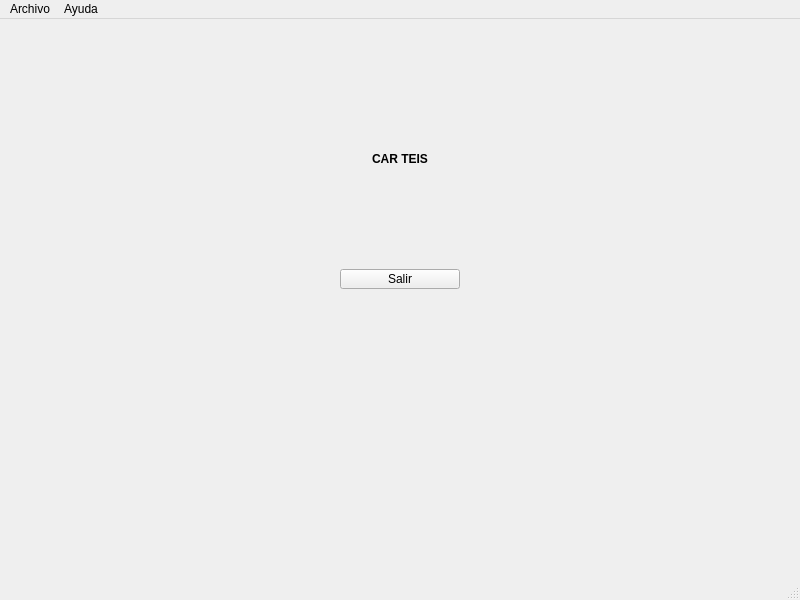
Above: sierraperez/MainWindow.ui from Sierrowsky/PyCharmProyects before the change. Below: the same form after it.
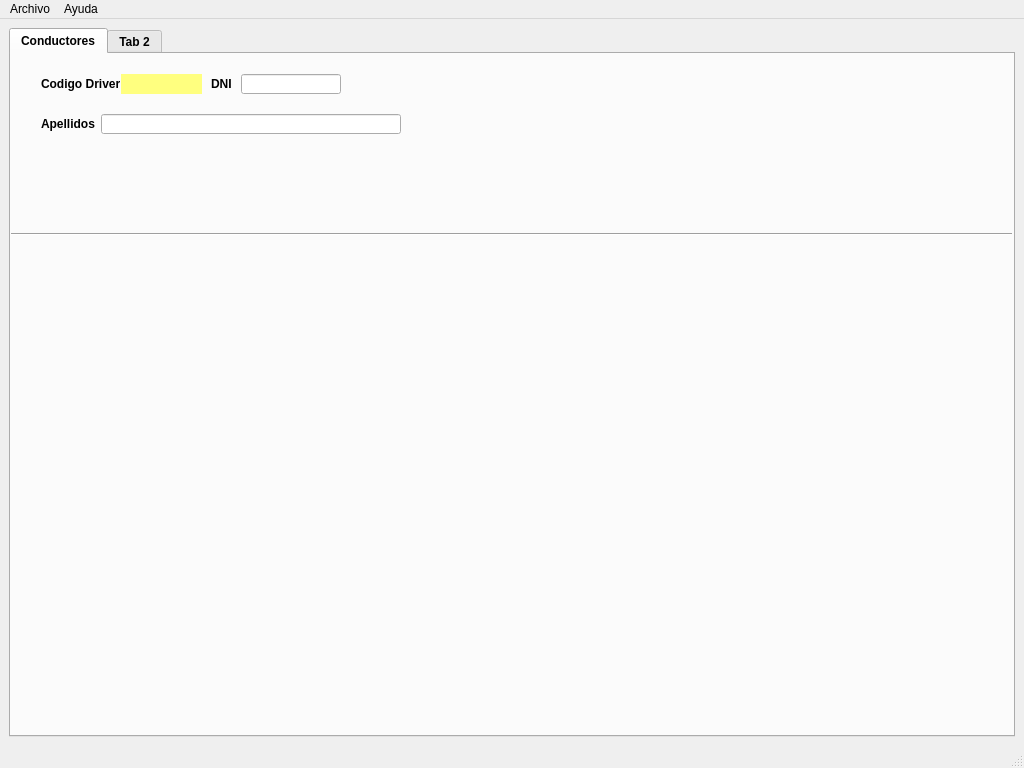
That is the form after the change. Icons and pictures are not drawn.

```diff
--- a/sierraperez/MainWindow.ui
+++ b/sierraperez/MainWindow.ui
@@ -6,8 +6,8 @@
    <rect>
     <x>0</x>
     <y>0</y>
-    <width>800</width>
-    <height>600</height>
+    <width>1024</width>
+    <height>768</height>
    </rect>
   </property>
   <property name="sizePolicy">
@@ -18,8 +18,8 @@
   </property>
   <property name="minimumSize">
    <size>
-    <width>0</width>
-    <height>0</height>
+    <width>1024</width>
+    <height>768</height>
    </size>
   </property>
   <property name="maximumSize">
@@ -41,84 +41,220 @@
    <enum>QTabWidget::Rounded</enum>
   </property>
   <widget class="QWidget" name="centralwidget">
-   <widget class="QPushButton" name="BotonSalir">
-    <property name="geometry">
-     <rect>
-      <x>340</x>
-      <y>250</y>
-      <width>120</width>
-      <height>20</height>
-     </rect>
-    </property>
-    <property name="sizePolicy">
-     <sizepolicy hsizetype="Fixed" vsizetype="Fixed">
-      <horstretch>0</horstretch>
-      <verstretch>0</verstretch>
-     </sizepolicy>
-    </property>
-    <property name="minimumSize">
-     <size>
-      <width>120</width>
-      <height>20</height>
-     </size>
-    </property>
-    <property name="maximumSize">
-     <size>
-      <width>120</width>
-      <height>20</height>
-     </size>
-    </property>
-    <property name="styleSheet">
-     <string notr="true"/>
-    </property>
-    <property name="text">
-     <string>Salir</string>
-    </property>
-   </widget>
-   <widget class="QLabel" name="lblTitulo">
-    <property name="geometry">
-     <rect>
-      <x>340</x>
-      <y>130</y>
-      <width>120</width>
-      <height>20</height>
-     </rect>
-    </property>
-    <property name="minimumSize">
-     <size>
-      <width>120</width>
-      <height>20</height>
-     </size>
-    </property>
-    <property name="maximumSize">
-     <size>
-      <width>240</width>
-      <height>40</height>
-     </size>
-    </property>
-    <property name="font">
-     <font>
-      <weight>75</weight>
-      <bold>true</bold>
-     </font>
-    </property>
-    <property name="text">
-     <string>CAR TEIS</string>
-    </property>
-    <property name="textFormat">
-     <enum>Qt::RichText</enum>
-    </property>
-    <property name="alignment">
-     <set>Qt::AlignCenter</set>
-    </property>
-   </widget>
+   <layout class="QGridLayout" name="gridLayout">
+    <item row="0" column="1">
+     <widget class="QTabWidget" name="TabPrincipal">
+      <property name="minimumSize">
+       <size>
+        <width>980</width>
+        <height>700</height>
+       </size>
+      </property>
+      <property name="font">
+       <font>
+        <weight>75</weight>
+        <bold>true</bold>
+       </font>
+      </property>
+      <property name="currentIndex">
+       <number>0</number>
+      </property>
+      <widget class="QWidget" name="TabDrivers">
+       <attribute name="title">
+        <string>Conductores</string>
+       </attribute>
+       <widget class="Line" name="line">
+        <property name="geometry">
+         <rect>
+          <x>0</x>
+          <y>160</y>
+          <width>1001</width>
+          <height>41</height>
+         </rect>
+        </property>
+        <property name="orientation">
+         <enum>Qt::Horizontal</enum>
+        </property>
+       </widget>
+       <widget class="QLabel" name="lblcod">
+        <property name="geometry">
+         <rect>
+          <x>30</x>
+          <y>20</y>
+          <width>91</width>
+          <height>20</height>
+         </rect>
+        </property>
+        <property name="minimumSize">
+         <size>
+          <width>50</width>
+          <height>20</height>
+         </size>
+        </property>
+        <property name="maximumSize">
+         <size>
+          <width>100</width>
+          <height>20</height>
+         </size>
+        </property>
+        <property name="text">
+         <string>Codigo Driver</string>
+        </property>
+       </widget>
+       <widget class="QLabel" name="lblcoddb">
+        <property name="geometry">
+         <rect>
+          <x>110</x>
+          <y>20</y>
+          <width>81</width>
+          <height>20</height>
+         </rect>
+        </property>
+        <property name="minimumSize">
+         <size>
+          <width>50</width>
+          <height>20</height>
+         </size>
+        </property>
+        <property name="maximumSize">
+         <size>
+          <width>100</width>
+          <height>20</height>
+         </size>
+        </property>
+        <property name="autoFillBackground">
+         <bool>false</bool>
+        </property>
+        <property name="styleSheet">
+         <string notr="true">background-color: rgb(255, 255, 127);</string>
+        </property>
+        <property name="text">
+         <string/>
+        </property>
+       </widget>
+       <widget class="QLabel" name="lblDNI">
+        <property name="geometry">
+         <rect>
+          <x>200</x>
+          <y>20</y>
+          <width>91</width>
+          <height>20</height>
+         </rect>
+        </property>
+        <property name="minimumSize">
+         <size>
+          <width>50</width>
+          <height>20</height>
+         </size>
+        </property>
+        <property name="maximumSize">
+         <size>
+          <width>100</width>
+          <height>20</height>
+         </size>
+        </property>
+        <property name="text">
+         <string>DNI</string>
+        </property>
+       </widget>
+       <widget class="QLineEdit" name="txtDni">
+        <property name="geometry">
+         <rect>
+          <x>230</x>
+          <y>20</y>
+          <width>100</width>
+          <height>20</height>
+         </rect>
+        </property>
+        <property name="minimumSize">
+         <size>
+          <width>50</width>
+          <height>20</height>
+         </size>
+        </property>
+        <property name="maximumSize">
+         <size>
+          <width>100</width>
+          <height>20</height>
+         </size>
+        </property>
+       </widget>
+       <widget class="QLabel" name="lblApel">
+        <property name="geometry">
+         <rect>
+          <x>30</x>
+          <y>60</y>
+          <width>60</width>
+          <height>20</height>
+         </rect>
+        </property>
+        <property name="minimumSize">
+         <size>
+          <width>60</width>
+          <height>20</height>
+         </size>
+        </property>
+        <property name="maximumSize">
+         <size>
+          <width>100</width>
+          <height>20</height>
+         </size>
+        </property>
+        <property name="text">
+         <string>Apellidos</string>
+        </property>
+       </widget>
+       <widget class="QLineEdit" name="txtApel">
+        <property name="geometry">
+         <rect>
+          <x>90</x>
+          <y>60</y>
+          <width>300</width>
+          <height>20</height>
+         </rect>
+        </property>
+        <property name="minimumSize">
+         <size>
+          <width>300</width>
+          <height>20</height>
+         </size>
+        </property>
+        <property name="maximumSize">
+         <size>
+          <width>300</width>
+          <height>20</height>
+         </size>
+        </property>
+       </widget>
+      </widget>
+      <widget class="QWidget" name="tab_2">
+       <attribute name="title">
+        <string>Tab 2</string>
+       </attribute>
+       <widget class="QLabel" name="label_2">
+        <property name="geometry">
+         <rect>
+          <x>160</x>
+          <y>100</y>
+          <width>201</width>
+          <height>101</height>
+         </rect>
+        </property>
+        <property name="text">
+         <string>Esto es la Pestaña 2</string>
+        </property>
+       </widget>
+      </widget>
+     </widget>
+    </item>
+   </layout>
   </widget>
   <widget class="QMenuBar" name="menubar">
    <property name="geometry">
     <rect>
      <x>0</x>
      <y>0</y>
-     <width>800</width>
+     <width>1024</width>
      <height>21</height>
     </rect>
    </property>
```
Left out of the diff: 4 changed lines with no effect on the pictures.
